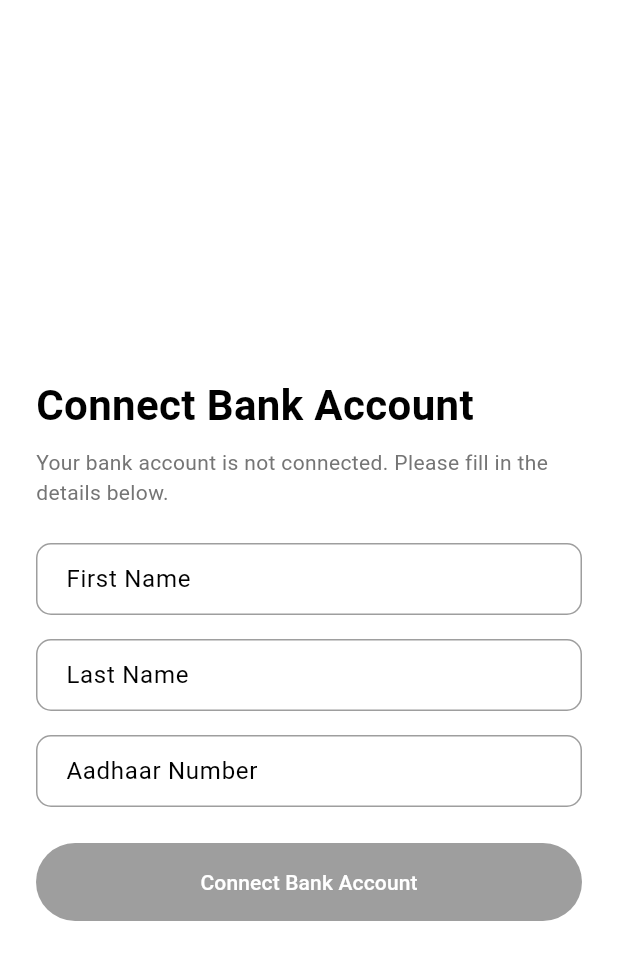
After one commit to ThisIsSidam/byte_tracker, a Flutter app: the ConnectBankScreen screen opened by its route, on a phone screen of 412 x 824 dp. The commit adds this screen. Shown: the top 960 px of the screen. Run offline on Flutter 3.47's test engine with Material 3 defaults, Android fonts, the light colour scheme and no system bars; drawn by our look-alikes of reactive_forms; our stand-ins replace cloud_firestore, dio, equatable, firebase_auth, firebase_core, fl_chart and 5 more; accounts and stored records are empty; generated files the repository leaves out were written again.

Commit message:
Add ConnectBank screen and update routing; implement user bank connection form

```diff
--- a/lib/app/router/router.dart
+++ b/lib/app/router/router.dart
@@ -3,6 +3,7 @@ enum AppRoute {
   signIn('/signIn'),
   signUp('/signUp'),
   dashboardHome('/home'),
+  connectBank('connectBank'),
   ;
 
   const AppRoute(this.path);
--- a/lib/app/router/routes_builder.dart
+++ b/lib/app/router/routes_builder.dart
@@ -3,6 +3,7 @@ import 'package:flutter/material.dart';
 import '../../../features/authentication/presentation/screens/sign_in_screen.dart';
 import '../../../features/authentication/presentation/screens/sign_up_screen.dart';
 import '../../../features/dashboard/presentation/screens/dashboard_screen.dart';
+import '../../features/dashboard/presentation/screens/connect_bank_screen.dart';
 import 'router.dart';
 
 Map<String, WidgetBuilder> appRoutes() {
@@ -10,5 +11,6 @@ Map<String, WidgetBuilder> appRoutes() {
     AppRoute.signIn.path: (_) => const SignInScreen(),
     AppRoute.signUp.path: (_) => const SignUpScreen(),
     AppRoute.appDashboard.path: (_) => const DashboardScreen(),
+    AppRoute.connectBank.path: (_) => const ConnectBankScreen(),
   };
 }
--- a/lib/core/providers/app_user_provider.dart
+++ b/lib/core/providers/app_user_provider.dart
@@ -1,3 +1,5 @@
+import 'package:cloud_firestore/cloud_firestore.dart';
+import 'package:firebase_auth/firebase_auth.dart';
 import 'package:hooks_riverpod/hooks_riverpod.dart';
 import 'package:riverpod_annotation/riverpod_annotation.dart';
 
@@ -10,6 +12,18 @@ part 'app_user_provider.g.dart';
 
 @riverpod
 Future<AppUser?> appUser(Ref ref) async {
+  final String? uid = FirebaseAuth.instance.currentUser?.uid;
+  if (uid == null) {
+    return null;
+  }
+  final DocumentSnapshot<Map<String, dynamic>> doc =
+      await FirebaseFirestore.instance.collection('users').doc(uid).get();
+  if (!doc.exists) return null;
+  final Map<String, dynamic>? data = doc.data();
+  final String? customId = data?['customId'] as String?;
+
+  // Use id to get the user from the API
+
   final ApiService apiService = ref.watch(apiServiceProvider);
   final Response<JSON> response = await apiService.request<JSON>(
     '/user',
--- a/lib/features/app_startup/presentation/provider/app_startup_provider.dart
+++ b/lib/features/app_startup/presentation/provider/app_startup_provider.dart
@@ -6,6 +6,8 @@ import 'package:hooks_riverpod/hooks_riverpod.dart';
 import 'package:riverpod_annotation/riverpod_annotation.dart';
 
 import '../../../../app/router/router.dart';
+import '../../../../core/data/models/app_user_model.dart';
+import '../../../../core/providers/app_user_provider.dart';
 import '../../../authentication/presentation/providers/auth_notifier.dart';
 import 'initial_screen_provider.dart';
 
@@ -33,6 +35,13 @@ FutureOr<String?> appStartup(Ref ref) async {
     ref.read(initialScreenProvider.notifier).updateRoute = AppRoute.signIn;
     return AppRoute.signIn.path;
   }
+  final AppUser? user =
+      await ref.read(appUserProvider.selectAsync((AppUser? t) => t));
+  if (user == null) {
+    ref.read(initialScreenProvider.notifier).updateRoute = AppRoute.connectBank;
+    return AppRoute.connectBank.path;
+  }
+
   ref.read(initialScreenProvider.notifier).updateRoute = AppRoute.dashboardHome;
   return AppRoute.dashboardHome.path;
 }
--- a/lib/features/app_startup/presentation/screens/splash_screen.dart
+++ b/lib/features/app_startup/presentation/screens/splash_screen.dart
@@ -21,7 +21,7 @@ class SplashScreen extends ConsumerWidget {
           child: Column(
             mainAxisAlignment: MainAxisAlignment.center,
             children: <Widget>[
-              const Text('Something went Wrong!'),
+              Text(error.toString()),
               const SizedBox(height: 16),
               ElevatedButton(
                 onPressed: () => ref.invalidate(appStartupProvider),
--- /dev/null
+++ b/lib/features/dashboard/presentation/screens/connect_bank_screen.dart
@@ -0,0 +1,159 @@
+import 'package:flutter/material.dart';
+import 'package:hooks_riverpod/hooks_riverpod.dart';
+import 'package:reactive_forms/reactive_forms.dart';
+
+class ConnectBankScreen extends HookConsumerWidget {
+  const ConnectBankScreen({super.key});
+
+  FormGroup _formGroup() => FormGroup(
+        <String, AbstractControl<void>>{
+          'firstName': FormControl<String>(
+            validators: <Validator<void>>[
+              Validators.required,
+              Validators.pattern(r'^[a-zA-Z]+$'),
+            ],
+          ),
+          'lastName': FormControl<String>(
+            validators: <Validator<void>>[
+              Validators.required,
+              Validators.pattern(r'^[a-zA-Z]+$'),
+            ],
+          ),
+          'aadhaar': FormControl<String>(
+            validators: <Validator<void>>[
+              Validators.required,
+              Validators.pattern(r'^\d{12}$'),
+            ],
+          ),
+        },
+      );
+
+  @override
+  Widget build(BuildContext context, WidgetRef ref) {
+    return Scaffold(
+      body: ReactiveFormBuilder(
+        form: _formGroup,
+        builder: (BuildContext context, FormGroup form, Widget? child) =>
+            Padding(
+          padding: const EdgeInsets.symmetric(horizontal: 24, vertical: 40),
+          child: Column(
+            mainAxisAlignment: MainAxisAlignment.center,
+            crossAxisAlignment: CrossAxisAlignment.start,
+            children: <Widget>[
+              const SizedBox(height: 40),
+              _buildHeader(),
+              const SizedBox(height: 24),
+              _buildFirstNameField(),
+              const SizedBox(height: 16),
+              _buildLastNameField(),
+              const SizedBox(height: 16),
+              _buildAadhaarField(),
+              const SizedBox(height: 24),
+              _buildConnectButton(context, form),
+            ],
+          ),
+        ),
+      ),
+    );
+  }
+
+  Widget _buildHeader() {
+    return Column(
+      crossAxisAlignment: CrossAxisAlignment.start,
+      children: <Widget>[
+        const Text(
+          'Connect Bank Account',
+          style: TextStyle(
+            fontSize: 28,
+            fontWeight: FontWeight.bold,
+          ),
+        ),
+        const SizedBox(height: 8),
+        Text(
+          // ignore: lines_longer_than_80_chars
+          'Your bank account is not connected. Please fill in the details below.',
+          style: TextStyle(
+            fontSize: 14,
+            color: Colors.grey[600],
+          ),
+        ),
+      ],
+    );
+  }
+
+  Widget _buildFirstNameField() {
+    return ReactiveTextField<String>(
+      formControlName: 'firstName',
+      decoration: const InputDecoration(
+        labelText: 'First Name',
+        hintText: 'Enter your first name',
+      ),
+      validationMessages: <String, ValidationMessageFunction>{
+        ValidationMessage.required: (_) => 'First name is required',
+        ValidationMessage.pattern: (_) => 'Please enter valid first name',
+      },
+    );
+  }
+
+  Widget _buildLastNameField() {
+    return ReactiveTextField<String>(
+      formControlName: 'lastName',
+      decoration: const InputDecoration(
+        labelText: 'Last Name',
+        hintText: 'Enter your last name',
+      ),
+      validationMessages: <String, ValidationMessageFunction>{
+        ValidationMessage.required: (_) => 'Last name is required',
+        ValidationMessage.pattern: (_) => 'Please enter valid last name',
+      },
+    );
+  }
+
+  Widget _buildAadhaarField() {
+    return ReactiveTextField<String>(
+      formControlName: 'aadhaar',
+      decoration: const InputDecoration(
+        labelText: 'Aadhaar Number',
+        hintText: 'Enter your 12-digit Aadhaar number',
+      ),
+      keyboardType: TextInputType.number,
+      validationMessages: <String, ValidationMessageFunction>{
+        ValidationMessage.required: (_) => 'Aadhaar number is required',
+        ValidationMessage.pattern: (_) =>
+            'Please enter valid 12-digit Aadhaar number',
+      },
+    );
+  }
+
+  Widget _buildConnectButton(BuildContext context, FormGroup form) {
+    return ReactiveFormConsumer(
+      builder: (BuildContext context, FormGroup form, Widget? child) {
+        return SizedBox(
+          width: double.infinity,
+          child: ElevatedButton(
+            style: ElevatedButton.styleFrom(
+              padding: const EdgeInsets.symmetric(vertical: 16),
+            ),
+            onPressed: form.valid
+                ? () {
+                    // Handle form submission here
+                    final String firstName =
+                        form.control('firstName').value as String;
+                    final String lastName =
+                        form.control('lastName').value as String;
+                    final String aadhaar =
+                        form.control('aadhaar').value as String;
+
+                    // Add your logic to connect bank account
+                  }
+                : null,
+            child: const Text(
+              'Connect Bank Account',
+              style: TextStyle(color: Colors.white),
+            ),
+          ),
+        );
+      },
+    );
+  }
+}
--- a/lib/main.dart
+++ b/lib/main.dart
@@ -10,6 +10,7 @@ import 'features/app_startup/presentation/provider/initial_screen_provider.dart'
 import 'features/app_startup/presentation/screens/splash_screen.dart';
 import 'features/authentication/presentation/screens/sign_in_screen.dart';
 import 'features/dashboard/presentation/screens/app_dashboard.dart';
+import 'features/dashboard/presentation/screens/connect_bank_screen.dart';
 import 'firebase_options.dart';
 
 void main() async {
@@ -31,7 +32,9 @@ class MyApp extends ConsumerWidget {
             ? const SignInScreen()
             : route == AppRoute.dashboardHome
                 ? const AppDashboard()
-                : _buildErrorScreen(ref);
+                : route == AppRoute.connectBank
+                    ? const ConnectBankScreen()
+                    : _buildErrorScreen(ref);
     return MaterialApp(
       routes: appRoutes(),
       home: currentScreen,
```
Also changed, not shown: lib/core/providers/app_user_provider.g.dart, lib/features/app_startup/presentation/provider/app_startup_provider.g.dart.
